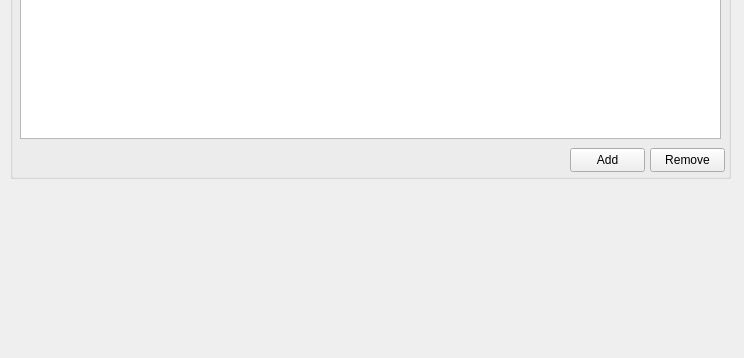
Old version of the form VeraCore.QT/Files.ui in the repository dodinhhoanganh/VeraCore; both pictures show x 0 to 744 and y 162 to 520 of the 744 by 520 pixel window.
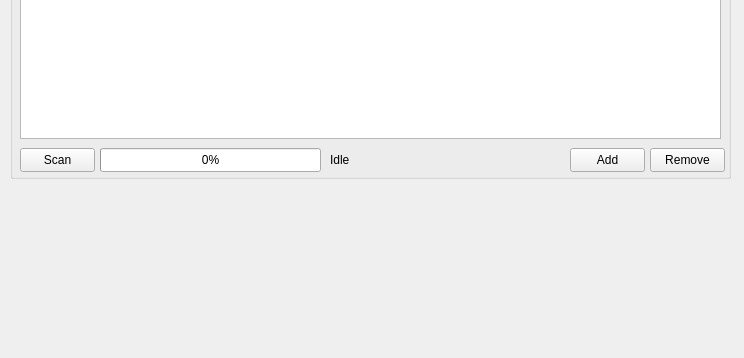
New version of the form.

```diff
--- a/VeraCore.QT/Files.ui
+++ b/VeraCore.QT/Files.ui
@@ -61,6 +61,45 @@
      <string>Remove</string>
     </property>
    </widget>
+   <widget class="QPushButton" name="scanBtn">
+    <property name="geometry">
+     <rect>
+      <x>10</x>
+      <y>300</y>
+      <width>75</width>
+      <height>24</height>
+     </rect>
+    </property>
+    <property name="text">
+     <string>Scan</string>
+    </property>
+   </widget>
+   <widget class="QProgressBar" name="scanProgress">
+    <property name="geometry">
+     <rect>
+      <x>90</x>
+      <y>300</y>
+      <width>221</width>
+      <height>24</height>
+     </rect>
+    </property>
+    <property name="value">
+     <number>0</number>
+    </property>
+   </widget>
+   <widget class="QLabel" name="scanStatus">
+    <property name="geometry">
+     <rect>
+      <x>320</x>
+      <y>300</y>
+      <width>231</width>
+      <height>24</height>
+     </rect>
+    </property>
+    <property name="text">
+     <string>Idle</string>
+    </property>
+   </widget>
   </widget>
  </widget>
  <resources/>
```
